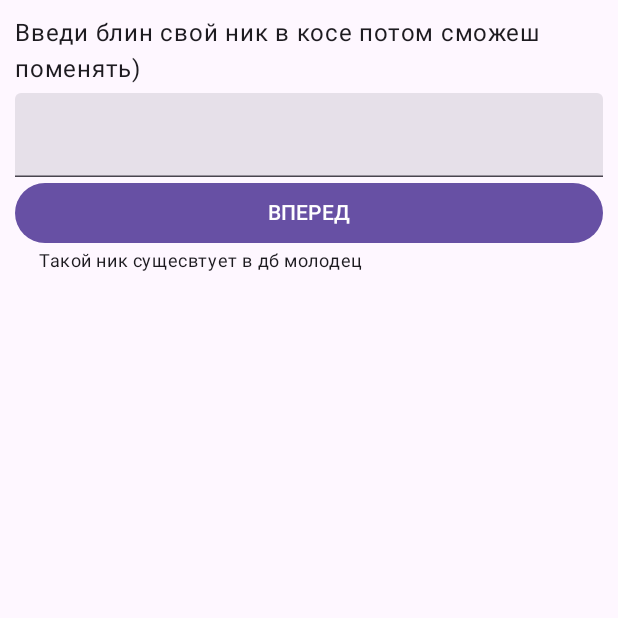
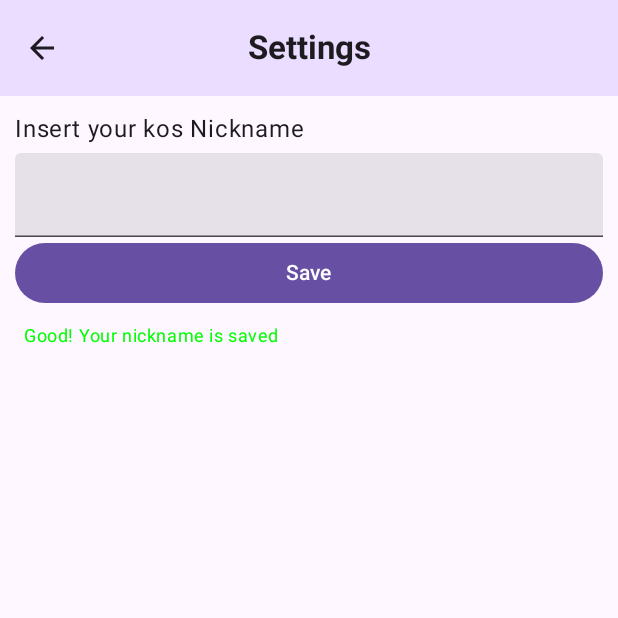
Before and after one commit to huglx/stasikMobile, an Android app built with Jetpack Compose: the SettingsScreen screen opened through its navigation route, on a phone screen of 412 x 824 dp, the top half of it. Run offline under Robolectric (Android 15) with nearby library versions, the phone set to English and light mode, and no system bars.

Commit message:
UI changes, code refactoring

```diff
--- a/app/src/main/java/cz/fit/cvut/stasikmobile/features/canteen/data/CanteenRepository.kt
+++ b/app/src/main/java/cz/fit/cvut/stasikmobile/features/canteen/data/CanteenRepository.kt
@@ -1,6 +1,5 @@
 package cz.fit.cvut.stasikmobile.features.canteen.data
 
-import android.util.Log
 import cz.fit.cvut.stasikmobile.features.canteen.domain.CanteenResponse
 
 class CanteenRepository(
@@ -18,7 +17,6 @@ class CanteenRepository(
             else
                 CanteenResponse(canteenLocalDataSource.getCanteen(0), false)
         }catch (t: Throwable) {
-            Log.i("getCanteen: ", t.message.toString())
             CanteenResponse(canteenLocalDataSource.getCanteen(0), false)
         }
     }
--- a/app/src/main/java/cz/fit/cvut/stasikmobile/features/profile/presentetion/login/LoginScreen.kt
+++ b/app/src/main/java/cz/fit/cvut/stasikmobile/features/profile/presentetion/login/LoginScreen.kt
@@ -5,8 +5,10 @@ import androidx.compose.material3.*
 import androidx.compose.runtime.*
 import androidx.compose.ui.Modifier
 import androidx.compose.ui.graphics.Color
+import androidx.compose.ui.res.stringResource
 import androidx.compose.ui.unit.dp
 import androidx.lifecycle.compose.collectAsStateWithLifecycle
+import cz.fit.cvut.stasikmobile.R
 import org.koin.androidx.compose.koinViewModel
 
 @Composable
@@ -22,26 +24,40 @@ fun ProfileScreen(
         }
     }
 
+    ProfileScreen(
+        uiState.name,
+        viewModel::onNameChanged,
+        viewModel::saveNameAndLogin,
+        uiState.nameIsWrong
+    )
+}
+
+@Composable
+private fun ProfileScreen(
+    name: String,
+    onNameChanged: (String) -> Unit,
+    saveNameAndLogin: () -> Unit,
+    nameIsWrong: Boolean,
+) {
     Column(
         Modifier
             .fillMaxWidth()
             .padding(10.dp)
     ) {
 
-        Text("Введи блин свой ник в косе потом сможеш поменять)")
+        Text(stringResource(R.string.user_input_nick))
         Spacer(Modifier.height(4.dp))
-        UserInput(uiState.name, viewModel::onNameChanged)
+        UserInput(name, onNameChanged)
 
         Button(
-            onClick = { viewModel.saveNameAndLogin() },
+            onClick = saveNameAndLogin,
             modifier = Modifier.fillMaxWidth(),
         ) {
             Text("ВПЕРЕД")
         }
 
-        if(uiState.nameIsWrong) {
+        if(nameIsWrong)
             ShowError()
-        }
     }
 }
 
@@ -62,8 +78,8 @@ fun UserInput(
 @Composable
 fun ShowError() {
     Text(
-        text = "Дурак блин введи еще раз",
-        color = Color.Red,
+        text = stringResource(id = R.string.user_input_error),
+        color = MaterialTheme.colorScheme.error,
         style = MaterialTheme.typography.bodySmall,
         modifier = Modifier.padding(start = 16.dp)
     )
@@ -72,8 +88,8 @@ fun ShowError() {
 @Composable
 fun ShowSuccess() {
     Text(
-        text = "Такой ник сущесвтует в дб молодец ",
-        color = MaterialTheme.colorScheme.onBackground,
+        text =stringResource(id = R.string.user_input_success),
+        color = Color.Green,
         style = MaterialTheme.typography.bodySmall,
         modifier = Modifier.padding(start = 16.dp)
     )
--- a/app/src/main/java/cz/fit/cvut/stasikmobile/features/profile/presentetion/settings/SettingsScreen.kt
+++ b/app/src/main/java/cz/fit/cvut/stasikmobile/features/profile/presentetion/settings/SettingsScreen.kt
@@ -1,48 +1,91 @@
 package cz.fit.cvut.stasikmobile.features.profile.presentetion.settings
 
 import androidx.compose.foundation.layout.*
-import androidx.compose.material3.Button
-import androidx.compose.material3.Text
+import androidx.compose.material.icons.Icons
+import androidx.compose.material.icons.filled.ArrowBack
+import androidx.compose.material3.*
 import androidx.compose.runtime.Composable
 import androidx.compose.runtime.getValue
 import androidx.compose.ui.Modifier
+import androidx.compose.ui.res.stringResource
+import androidx.compose.ui.text.font.FontWeight
+import androidx.compose.ui.text.style.TextAlign
 import androidx.compose.ui.unit.dp
 import androidx.lifecycle.compose.collectAsStateWithLifecycle
+import cz.fit.cvut.stasikmobile.R
 import cz.fit.cvut.stasikmobile.features.profile.presentetion.login.LoginViewModel
 import cz.fit.cvut.stasikmobile.features.profile.presentetion.login.ShowError
 import cz.fit.cvut.stasikmobile.features.profile.presentetion.login.ShowSuccess
 import cz.fit.cvut.stasikmobile.features.profile.presentetion.login.UserInput
 import org.koin.androidx.compose.koinViewModel
 
+@OptIn(ExperimentalMaterial3Api::class)
 @Composable
 fun SettingsScreen(
     viewModel: LoginViewModel = koinViewModel(),
     navigateToHome: () -> Unit
 ) {
     val uiState by viewModel.screenState.collectAsStateWithLifecycle()
+
+    Scaffold(
+        topBar = {SettingsAppBar(navigateToHome)}
+    ) { paddingValues ->
+        Column(
+            Modifier.padding(paddingValues = paddingValues)
+        ){
+            SettingsScreen(
+                uiState.name,
+                viewModel::onNameChanged,
+                viewModel::saveNameAndLogin
+            )
+
+            if(uiState.nameIsWrong)
+                ShowError()
+            else
+                ShowSuccess()
+        }
+    }
+}
+
+@Composable
+private fun SettingsScreen(
+    name: String,
+    onNameChanged: (String) -> Unit,
+    saveAndLogin: () -> Unit,
+    ) {
     Column(
         Modifier
-            .fillMaxWidth()
             .padding(10.dp)
     ) {
 
-        Text("Введи блин свой ник в косе потом сможеш поменять)")
+        Text(stringResource(R.string.user_input_nick))
         Spacer(Modifier.height(4.dp))
-        UserInput(uiState.name, viewModel::onNameChanged)
+        UserInput(name, onNameChanged)
 
         Button(
-            onClick = { viewModel.saveNameAndLogin() },
+            onClick = saveAndLogin,
             modifier = Modifier.fillMaxWidth(),
         ) {
-            Text("ВПЕРЕД")
-        }
-
-        if(uiState.nameIsWrong) {
-            ShowError()
-        }
-
-        if(!uiState.nameIsWrong) {
-            ShowSuccess()
+            Text("Save")
         }
     }
 }
+
+@OptIn(ExperimentalMaterial3Api::class)
+@Composable
+fun SettingsAppBar(navigateToHome: () -> Unit) {
+    CenterAlignedTopAppBar(
+        colors = TopAppBarDefaults.centerAlignedTopAppBarColors(containerColor = MaterialTheme.colorScheme.primaryContainer),
+        title = {
+            Text(text = stringResource(id = R.string.app_bar_settings), textAlign = TextAlign.Start, fontWeight = FontWeight.Bold)
+        },
+        navigationIcon =  {
+            IconButton(onClick = navigateToHome ) {
+                Icon(
+                    imageVector = Icons.Default.ArrowBack, contentDescription = "Back"
+                )
+            }
+        },
+
+        )
+}
--- a/app/src/main/res/values/strings.xml
+++ b/app/src/main/res/values/strings.xml
@@ -10,4 +10,9 @@
     <string name="outdated_data_message_canteen">Data fetch failed. Outdated data. Or maybe canteen is closed now :(</string>
     <string name="outdated_data_message_home">Data fetch failed. Outdated data.</string>
 
+    <string name="user_input_nick">Insert your kos Nickname </string>
+    <string name="user_input_error">Error, try again:( </string>
+    <string name="user_input_success">Good! Your nickname is saved </string>
+    <string name="app_bar_settings">Settings</string>
+
 </resources>
```
Also changed, not shown: app/src/main/java/cz/fit/cvut/stasikmobile/features/profile/presentetion/login/LoginViewModel.kt (line endings or trailing spaces).
